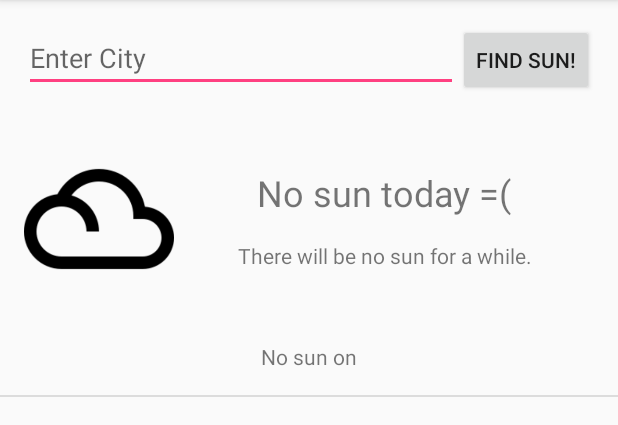
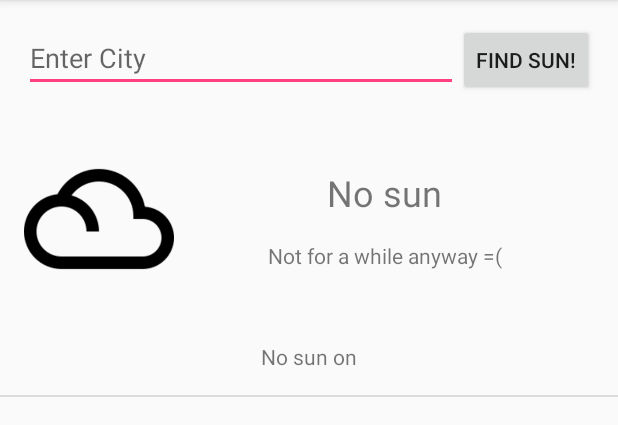
Before and after one commit to mao1001/sunspotter, an Android app: the screen it shows after launch (MainActivity), after a tap on "FIND SUN!", on a phone screen of 412 x 824 dp, the part 84-509 px from its top. Run offline under Robolectric (Android 15) with nearby library versions, the phone set to English and light mode, and no system bars; 5 statements that could not run were skipped.

Commit message:
Added more comments. Changed some strings.

```diff
--- a/android/app/src/main/java/edu/uw/mao1001/sunspotter/Forecast.java
+++ b/android/app/src/main/java/edu/uw/mao1001/sunspotter/Forecast.java
@@ -13,6 +13,10 @@ public class Forecast {
     private Date date;
     private boolean sunStatus;
 
+    //-----------------------------//
+    //   C O N S T R U C T O R S   //
+    //-----------------------------//
+
     /**
      * Constructor to build an object representing a single forecast.
      * @param rawDate : Date in unix UTC form.
@@ -27,6 +31,9 @@ public class Forecast {
         this.sunStatus = (sunStatus.equals("clear") || sunStatus.equals("few clouds"));
     }
 
+    //-----------------------------------//
+    //   G E T T E R S / S E T T E R S   //
+    //-----------------------------------//
 
     /**
      * Gets the sun status for this forecast.
@@ -46,11 +53,12 @@ public class Forecast {
         return new SimpleDateFormat("EEE, MMM d, h:mma, z").format(this.date);
     }
 
+    /**
+     * Gets the temperature for this forecast.
+     * 'Wed, Apr 13, 2:00AM, PDT'
+     * @return Double: Temperature
+     */
     public Double getTemperature() {
         return temperature;
     }
-
-    public String toString() {
-        return sunStatus + " on " + date.toString();
-    }
 }
--- a/android/app/src/main/java/edu/uw/mao1001/sunspotter/MainActivity.java
+++ b/android/app/src/main/java/edu/uw/mao1001/sunspotter/MainActivity.java
@@ -5,28 +5,13 @@ import android.os.AsyncTask;
 import android.support.v7.app.AppCompatActivity;
 import android.os.Bundle;
 import android.util.Log;
-import android.view.LayoutInflater;
 import android.view.View;
-import android.view.ViewStub;
 import android.widget.ArrayAdapter;
 import android.widget.Button;
 import android.widget.EditText;
 import android.widget.ImageView;
 import android.widget.ListView;
 import android.widget.TextView;
-
-import org.json.JSONArray;
-import org.json.JSONException;
-import org.json.JSONObject;
-import org.w3c.dom.Text;
-
-import java.io.BufferedReader;
-import java.io.IOException;
-import java.io.InputStream;
-import java.io.InputStreamReader;
-import java.lang.reflect.Array;
-import java.net.HttpURLConnection;
-import java.net.URL;
 import java.util.ArrayList;
 
 public class MainActivity extends AppCompatActivity {
@@ -47,12 +32,12 @@ public class MainActivity extends AppCompatActivity {
         instantiateSearchButton();
 
         //Creates a new ArrayAdapter to the result list view.
-        adapter = new ArrayAdapter<String>(this, R.layout.search_result_item, new ArrayList<String>());
+        adapter = new ArrayAdapter<>(this, R.layout.search_result_item, new ArrayList<String>());
         ListView listview = (ListView)findViewById(R.id.searchResults);
         if (listview != null) {
             listview.setAdapter(adapter);
         } else {
-            Log.e(TAG, "Listview is null");
+            Log.e(TAG, "ListView is null");
         }
     }
 
@@ -72,7 +57,6 @@ public class MainActivity extends AppCompatActivity {
                     EditText searchBar = (EditText)findViewById(R.id.searchBar);
                     if (searchBar != null) {
                         String uri = buildURI(searchBar.getText().toString());
-                        Log.i(TAG, uri);
                         new Search().execute(uri);
                     }
                 }
@@ -99,7 +83,9 @@ public class MainActivity extends AppCompatActivity {
                 .appendQueryParameter("units", "imperial")
                 .appendQueryParameter("appid", BuildConfig.OPEN_WEATHER_MAP_API_KEY);
 
-        return builder.build().toString();
+        String uri = builder.build().toString();
+        //Log.i(TAG, uri);
+        return uri;
     }
 
     /**
@@ -108,8 +94,6 @@ public class MainActivity extends AppCompatActivity {
      * @ param ArrayList<Forecast> forecasts: List of forecasts to be displayed.
      */
     private void displayResults(ArrayList<Forecast> forecasts) {
-        Log.i(TAG, "Entering onPostExecute");
-
         //ViewStub bottomStub = (ViewStub)findViewById(R.id.bottomStub);
         //ViewStub middleStub = (ViewStub)findViewById(R.id.middleStub);
 
@@ -131,11 +115,11 @@ public class MainActivity extends AppCompatActivity {
 
         if (firstSun != null) {
             sunStatusTxtView.setText(R.string.status_sun);
-            sunStatusDetail.setText("Sun on " + firstSun.getDate().toString());
+            sunStatusDetail.setText("on " + firstSun.getDate().toString());
             sunVisual.setImageResource(R.drawable.sun_icon2);
         } else {
             sunStatusTxtView.setText(R.string.status_no_sun);
-            sunStatusDetail.setText("There will be no sun for a while.");
+            sunStatusDetail.setText("Not for a while anyway =(");
             sunVisual.setImageResource(R.drawable.cloud_icon2);
         }
 
@@ -179,12 +163,8 @@ public class MainActivity extends AppCompatActivity {
 
         @Override
         protected ArrayList<Forecast> doInBackground(String...params) {
-            Log.i(TAG, "Entering doInBackground");
-
             //Downloads data.
-            ArrayList<Forecast> results = ForecastDownloader.downloadForecastData(params[0]);
-
-            return results;
+            return ForecastDownloader.downloadForecastData(params[0]);
         }
 
         @Override
--- a/android/app/src/main/res/values/strings.xml
+++ b/android/app/src/main/res/values/strings.xml
@@ -5,7 +5,7 @@
     <string name="search_hint">Enter City</string>
 
     <string name="status_sun">There will be sun!</string>
-    <string name="status_no_sun">No sun today =(</string>
+    <string name="status_no_sun">No sun</string>
 
     <string name="placeholder">Placeholder Text!</string>
 
```
Also changed, not shown: android/app/src/main/java/edu/uw/mao1001/sunspotter/ForecastDownloader.java (+8 -0 lines).
